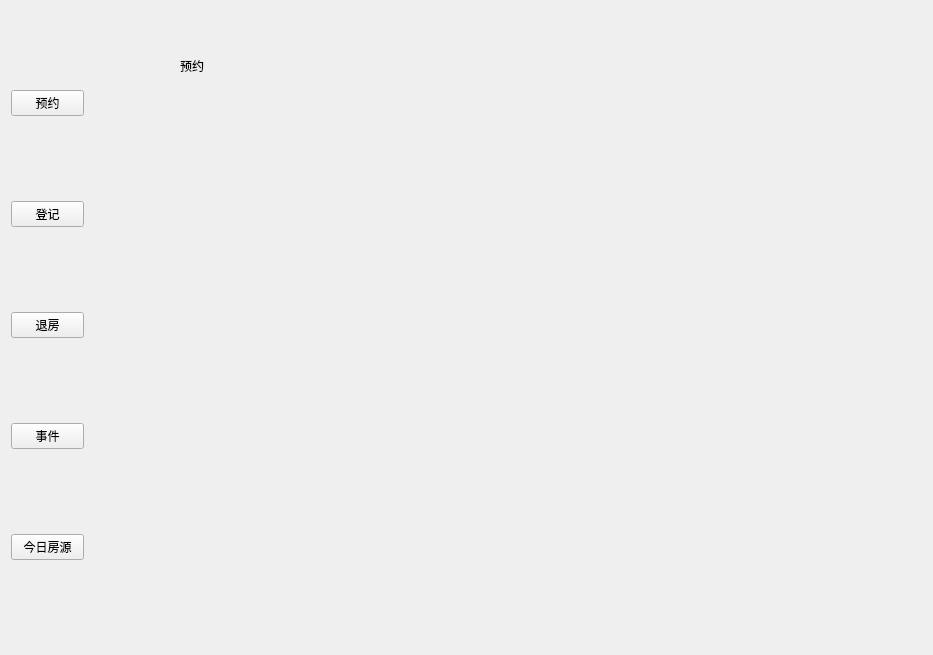
Old version of the form Manager.ui in the repository Ginsakura/TestQTManagerSystem.
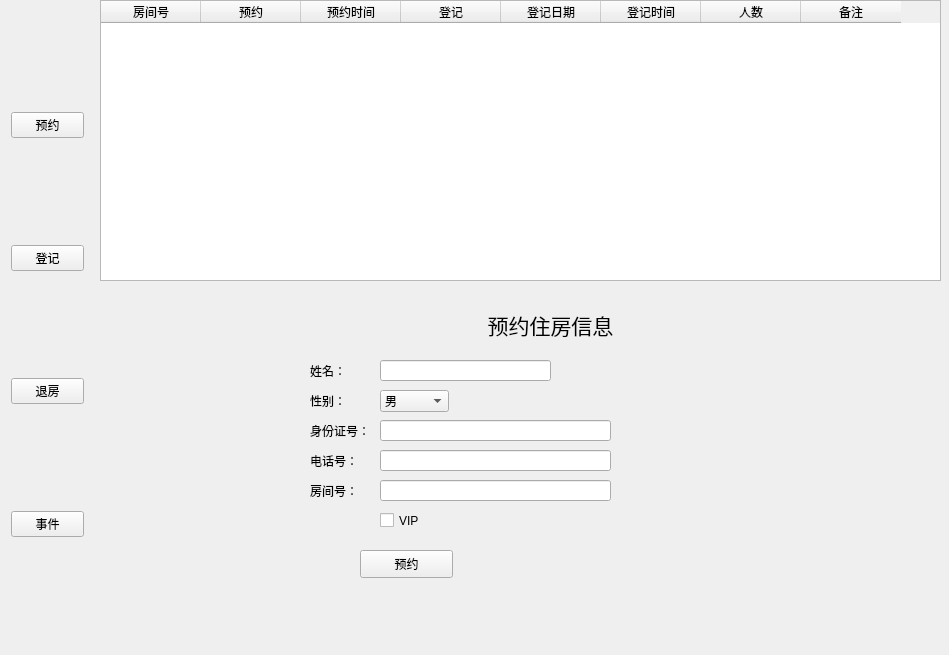
New version of the form. The open tabs and pages were chosen to show the change.

Commit message: 完成登记和预约 调整UI 调整数据库表结构

The edit to the form file:
```diff
--- a/Manager.ui
+++ b/Manager.ui
@@ -6,7 +6,7 @@
    <rect>
     <x>0</x>
     <y>0</y>
-    <width>933</width>
+    <width>949</width>
     <height>655</height>
    </rect>
   </property>
@@ -17,29 +17,180 @@
    <widget class="QStackedWidget" name="stackedWidget">
     <property name="geometry">
      <rect>
-      <x>90</x>
-      <y>0</y>
-      <width>851</width>
-      <height>651</height>
+      <x>100</x>
+      <y>290</y>
+      <width>831</width>
+      <height>361</height>
      </rect>
     </property>
     <property name="currentIndex">
      <number>1</number>
     </property>
-    <widget class="QWidget" name="page">
-     <widget class="QLabel" name="label">
+    <widget class="QWidget" name="yuyue">
+     <widget class="QLineEdit" name="nameYu">
       <property name="geometry">
        <rect>
-        <x>90</x>
-        <y>60</y>
-        <width>54</width>
-        <height>12</height>
+        <x>280</x>
+        <y>70</y>
+        <width>171</width>
+        <height>21</height>
+       </rect>
+      </property>
+     </widget>
+     <widget class="QLabel" name="label_9">
+      <property name="geometry">
+       <rect>
+        <x>350</x>
+        <y>10</y>
+        <width>201</width>
+        <height>51</height>
+       </rect>
+      </property>
+      <property name="text">
+       <string>&lt;html&gt;&lt;head/&gt;&lt;body&gt;&lt;p align=&quot;center&quot;&gt;&lt;span style=&quot; font-size:16pt;&quot;&gt;预约住房信息&lt;/span&gt;&lt;/p&gt;&lt;/body&gt;&lt;/html&gt;</string>
+      </property>
+     </widget>
+     <widget class="QLabel" name="label_11">
+      <property name="geometry">
+       <rect>
+        <x>210</x>
+        <y>130</y>
+        <width>61</width>
+        <height>21</height>
+       </rect>
+      </property>
+      <property name="text">
+       <string>身份证号：</string>
+      </property>
+     </widget>
+     <widget class="QCheckBox" name="isVIPYu">
+      <property name="geometry">
+       <rect>
+        <x>280</x>
+        <y>220</y>
+        <width>101</width>
+        <height>21</height>
+       </rect>
+      </property>
+      <property name="text">
+       <string>VIP</string>
+      </property>
+     </widget>
+     <widget class="QPushButton" name="yuyueBtn">
+      <property name="geometry">
+       <rect>
+        <x>260</x>
+        <y>260</y>
+        <width>93</width>
+        <height>28</height>
        </rect>
       </property>
       <property name="text">
        <string>预约</string>
       </property>
      </widget>
+     <widget class="QLineEdit" name="personIDYu">
+      <property name="geometry">
+       <rect>
+        <x>280</x>
+        <y>130</y>
+        <width>231</width>
+        <height>21</height>
+       </rect>
+      </property>
+     </widget>
+     <widget class="QLabel" name="label_12">
+      <property name="geometry">
+       <rect>
+        <x>210</x>
+        <y>160</y>
+        <width>61</width>
+        <height>21</height>
+       </rect>
+      </property>
+      <property name="text">
+       <string>电话号：</string>
+      </property>
+     </widget>
+     <widget class="QLineEdit" name="phoneYu">
+      <property name="geometry">
+       <rect>
+        <x>280</x>
+        <y>160</y>
+        <width>231</width>
+        <height>21</height>
+       </rect>
+      </property>
+     </widget>
+     <widget class="QLineEdit" name="roomnumberYu">
+      <property name="geometry">
+       <rect>
+        <x>280</x>
+        <y>190</y>
+        <width>231</width>
+        <height>21</height>
+       </rect>
+      </property>
+     </widget>
+     <widget class="QComboBox" name="genderYu">
+      <property name="geometry">
+       <rect>
+        <x>280</x>
+        <y>100</y>
+        <width>69</width>
+        <height>22</height>
+       </rect>
+      </property>
+      <item>
+       <property name="text">
+        <string>男</string>
+       </property>
+      </item>
+      <item>
+       <property name="text">
+        <string>女</string>
+       </property>
+      </item>
+     </widget>
+     <widget class="QLabel" name="label_13">
+      <property name="geometry">
+       <rect>
+        <x>210</x>
+        <y>70</y>
+        <width>61</width>
+        <height>21</height>
+       </rect>
+      </property>
+      <property name="text">
+       <string>姓名：</string>
+      </property>
+     </widget>
+     <widget class="QLabel" name="label_10">
+      <property name="geometry">
+       <rect>
+        <x>210</x>
+        <y>100</y>
+        <width>61</width>
+        <height>21</height>
+       </rect>
+      </property>
+      <property name="text">
+       <string>性别：</string>
+      </property>
+     </widget>
+     <widget class="QLabel" name="label_18">
+      <property name="geometry">
+       <rect>
+        <x>210</x>
+        <y>190</y>
+        <width>61</width>
+        <height>21</height>
+       </rect>
+      </property>
+      <property name="text">
+       <string>房间号：</string>
+      </property>
+     </widget>
     </widget>
     <widget class="QWidget" name="page_3">
      <widget class="QLineEdit" name="name">
@@ -237,58 +388,6 @@
       </property>
      </widget>
     </widget>
-    <widget class="QWidget" name="page_2">
-     <widget class="QTableWidget" name="tableWidget">
-      <property name="geometry">
-       <rect>
-        <x>10</x>
-        <y>30</y>
-        <width>841</width>
-        <height>391</height>
-       </rect>
-      </property>
-      <column>
-       <property name="text">
-        <string>房间号</string>
-       </property>
-      </column>
-      <column>
-       <property name="text">
-        <string>预约</string>
-       </property>
-      </column>
-      <column>
-       <property name="text">
-        <string>预约时间</string>
-       </property>
-      </column>
-      <column>
-       <property name="text">
-        <string>登记</string>
-       </property>
-      </column>
-      <column>
-       <property name="text">
-        <string>登记日期</string>
-       </property>
-      </column>
-      <column>
-       <property name="text">
-        <string>登记时间</string>
-       </property>
-      </column>
-      <column>
-       <property name="text">
-        <string>人数</string>
-       </property>
-      </column>
-      <column>
-       <property name="text">
-        <string>备注</string>
-       </property>
-      </column>
-     </widget>
-    </widget>
    </widget>
    <widget class="QWidget" name="layoutWidget">
     <property name="geometry">
@@ -328,15 +427,58 @@
        </property>
       </widget>
      </item>
-     <item>
-      <widget class="QPushButton" name="room_infor">
-       <property name="text">
-        <string>今日房源</string>
-       </property>
-      </widget>
-     </item>
     </layout>
    </widget>
+   <widget class="QTableWidget" name="tableWidget">
+    <property name="geometry">
+     <rect>
+      <x>100</x>
+      <y>0</y>
+      <width>841</width>
+      <height>281</height>
+     </rect>
+    </property>
+    <column>
+     <property name="text">
+      <string>房间号</string>
+     </property>
+    </column>
+    <column>
+     <property name="text">
+      <string>预约</string>
+     </property>
+    </column>
+    <column>
+     <property name="text">
+      <string>预约时间</string>
+     </property>
+    </column>
+    <column>
+     <property name="text">
+      <string>登记</string>
+     </property>
+    </column>
+    <column>
+     <property name="text">
+      <string>登记日期</string>
+     </property>
+    </column>
+    <column>
+     <property name="text">
+      <string>登记时间</string>
+     </property>
+    </column>
+    <column>
+     <property name="text">
+      <string>人数</string>
+     </property>
+    </column>
+    <column>
+     <property name="text">
+      <string>备注</string>
+     </property>
+    </column>
+   </widget>
   </widget>
  </widget>
  <layoutdefault spacing="6" margin="11"/>
```
Left out of the diff: 68 changed lines with no effect on the pictures. The commit also changes 5 other files.
